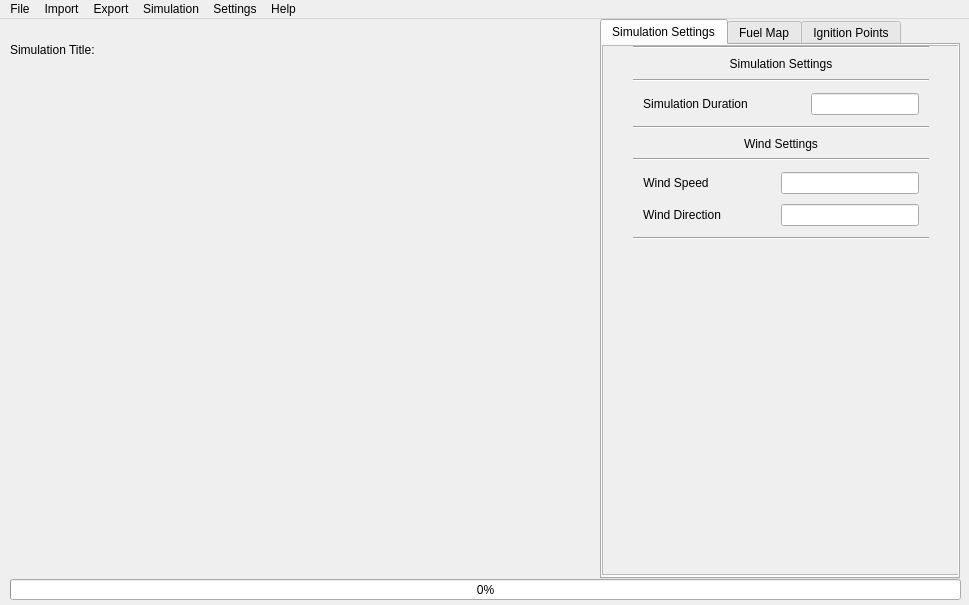
Before: the Qt Designer form src/qt_files/MainWindow.ui in luckek/FireScapeRx-dev, drawn with Qt 5.
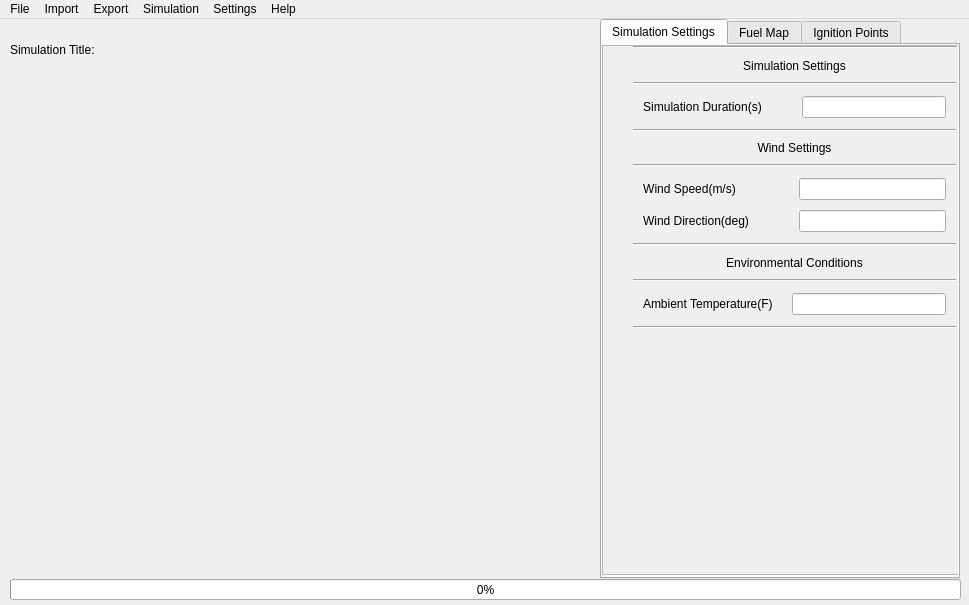
After: the same form once the commit is applied.

Commit message: Added ambient temperature and units to simulation settings

Patch:
```diff
--- a/src/qt_files/MainWindow.ui
+++ b/src/qt_files/MainWindow.ui
@@ -75,8 +75,8 @@
          <rect>
           <x>30</x>
           <y>0</y>
-          <width>296</width>
-          <height>194</height>
+          <width>323</width>
+          <height>283</height>
          </rect>
         </property>
         <layout class="QVBoxLayout" name="vertical_layout">
@@ -105,10 +105,13 @@
           </widget>
          </item>
          <item>
-          <layout class="QHBoxLayout" name="horizontalLayout_6">
+          <layout class="QFormLayout" name="formLayout">
            <property name="sizeConstraint">
             <enum>QLayout::SetMaximumSize</enum>
            </property>
+           <property name="horizontalSpacing">
+            <number>40</number>
+           </property>
            <property name="leftMargin">
             <number>10</number>
            </property>
@@ -121,30 +124,17 @@
            <property name="bottomMargin">
             <number>5</number>
            </property>
-           <item>
+           <item row="0" column="0">
             <widget class="QLabel" name="sim_duration_label">
              <property name="text">
-              <string>Simulation Duration</string>
+              <string>Simulation Duration(s)</string>
              </property>
              <property name="alignment">
               <set>Qt::AlignCenter</set>
              </property>
             </widget>
            </item>
-           <item>
-            <spacer name="horizontalSpacer">
-             <property name="orientation">
-              <enum>Qt::Horizontal</enum>
-             </property>
-             <property name="sizeHint" stdset="0">
-              <size>
-               <width>40</width>
-               <height>20</height>
-              </size>
-             </property>
-            </spacer>
-           </item>
-           <item>
+           <item row="0" column="1">
             <widget class="QLineEdit" name="_sim_duration_line_edit"/>
            </item>
           </layout>
@@ -179,7 +169,7 @@
             <set>Qt::AlignRight|Qt::AlignTop|Qt::AlignTrailing</set>
            </property>
            <property name="horizontalSpacing">
-            <number>60</number>
+            <number>50</number>
            </property>
            <property name="verticalSpacing">
             <number>10</number>
@@ -199,7 +189,7 @@
            <item row="0" column="0">
             <widget class="QLabel" name="wind_speed_label">
              <property name="text">
-              <string>Wind Speed</string>
+              <string>Wind Speed(m/s)</string>
              </property>
              <property name="alignment">
               <set>Qt::AlignCenter</set>
@@ -212,7 +202,7 @@
            <item row="1" column="0">
             <widget class="QLabel" name="wind_direction_label">
              <property name="text">
-              <string>Wind Direction</string>
+              <string>Wind Direction(deg)</string>
              </property>
              <property name="alignment">
               <set>Qt::AlignCenter</set>
@@ -224,6 +214,63 @@
            </item>
           </layout>
          </item>
+         <item>
+          <widget class="Line" name="line_5">
+           <property name="orientation">
+            <enum>Qt::Horizontal</enum>
+           </property>
+          </widget>
+         </item>
+         <item>
+          <layout class="QHBoxLayout" name="horizontalLayout_7">
+           <item>
+            <widget class="QLabel" name="label_6">
+             <property name="text">
+              <string>Environmental Conditions</string>
+             </property>
+             <property name="alignment">
+              <set>Qt::AlignCenter</set>
+             </property>
+            </widget>
+           </item>
+          </layout>
+         </item>
+         <item>
+          <widget class="Line" name="line_14">
+           <property name="orientation">
+            <enum>Qt::Horizontal</enum>
+           </property>
+          </widget>
+         </item>
+         <item>
+          <layout class="QFormLayout" name="formLayout_2">
+           <property name="horizontalSpacing">
+            <number>15</number>
+           </property>
+           <property name="leftMargin">
+            <number>10</number>
+           </property>
+           <property name="topMargin">
+            <number>5</number>
+           </property>
+           <property name="rightMargin">
+            <number>10</number>
+           </property>
+           <property name="bottomMargin">
+            <number>5</number>
+           </property>
+           <item row="0" column="0">
+            <widget class="QLabel" name="label_7">
+             <property name="text">
+              <string>Ambient Temperature(F) </string>
+             </property>
+            </widget>
+           </item>
+           <item row="0" column="1">
+            <widget class="QLineEdit" name="lineEdit"/>
+           </item>
+          </layout>
+         </item>
          <item>
           <widget class="Line" name="line">
            <property name="orientation">
```
The commit also changes 1 other file.
